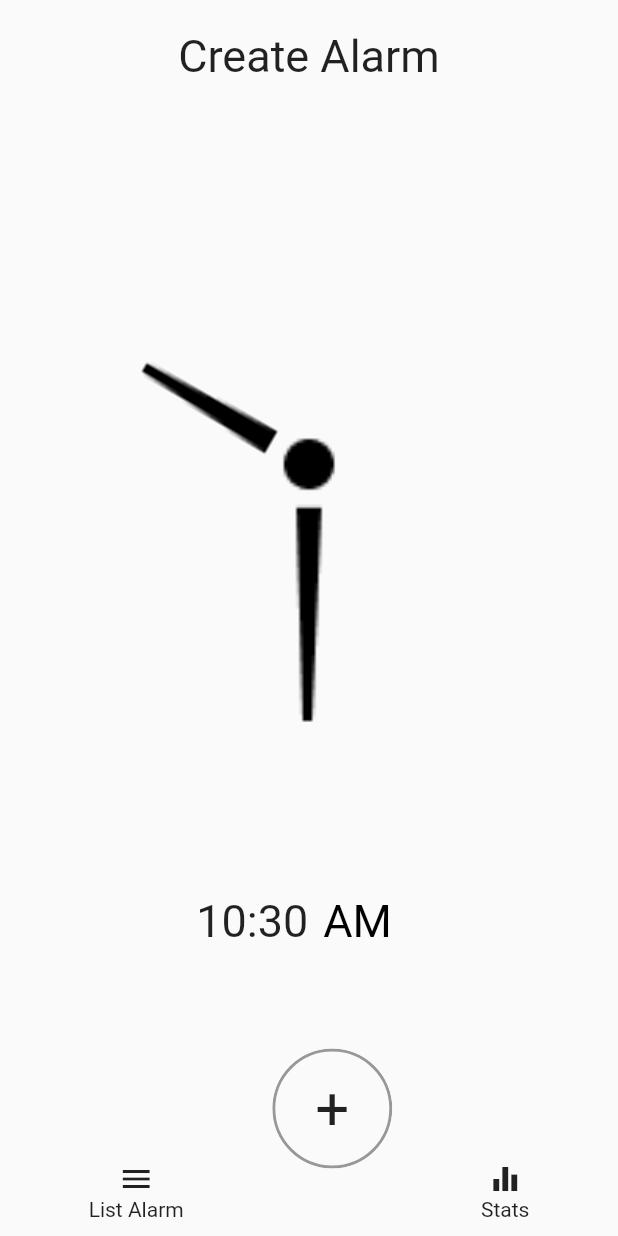
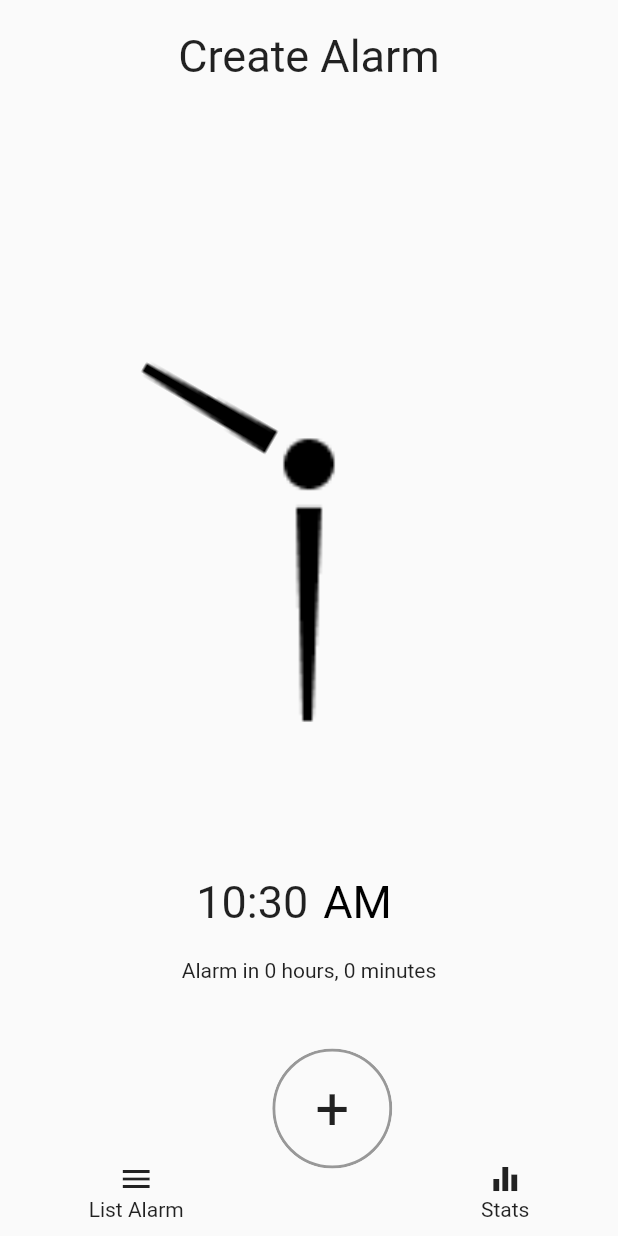
Before and after one commit to afandiyusuf/personal_alarm, a Flutter app: the screen it shows after launch, on a phone screen of 412 x 824 dp. Run offline on Flutter 3.47's test engine with Material 2 defaults, Android fonts, the phone set to English and light mode, and no system bars; our stand-ins replace fluttertoast, shared_preferences.

Commit message:
move some function to helper

```diff
--- /dev/null
+++ b/lib/core/helper/string_helper.dart
@@ -0,0 +1,18 @@
+class StringHelper{
+  static String twoDigitStringFormatDouble(double val) {
+    int intVal = val.toInt();
+    if (intVal < 10) {
+      return "0$intVal";
+    } else {
+      return "$intVal";
+    }
+  }
+  @override
+  static String twoDigitStringFormatInt(int val){
+    if (val < 10) {
+      return "0$val";
+    } else {
+      return "$val";
+    }
+  }
+}
--- /dev/null
+++ b/lib/core/helper/time_helper.dart
@@ -0,0 +1,27 @@
+import 'package:personal_alarm/core/helper/string_helper.dart';
+
+class TimeHelper {
+  static String getFormattedTimeDiffFromNowHoursAndMin(
+      double currentHours, double currentMinutes, bool isAM) {
+    DateTime _n = DateTime.now();
+    double realHour = (isAM) ? currentHours : currentHours + 12;
+    DateTime alarm = DateTime.parse(
+        "${_n.year}-${_n.month}-${_n.day} ${StringHelper.twoDigitStringFormatDouble(realHour)}:${StringHelper.twoDigitStringFormatDouble(currentMinutes)}");
+    if (_n.hour > alarm.hour) {
+      alarm = alarm.add(const Duration(hours: 24));
+    }
+
+    Duration diff = alarm.difference(_n);
+
+    return "Alarm in ${diff.inHours} hours, ${diff.inMinutes % 60} minutes";
+  }
+
+  static String getFormattedTimeDiffFromNow(DateTime alarm){
+    DateTime _n = DateTime.now();
+     if (_n.hour > alarm.hour) {
+      alarm = alarm.add(const Duration(hours: 24));
+    }
+    Duration diff = alarm.difference(_n);
+    return "Alarm in ${diff.inHours} hours, ${diff.inMinutes % 60} minutes";
+  }
+}
--- a/lib/features/main/presentation/page/main_page.dart
+++ b/lib/features/main/presentation/page/main_page.dart
@@ -1,4 +1,6 @@
 import 'package:flutter/material.dart';
+import 'package:personal_alarm/core/helper/string_helper.dart';
+import 'package:personal_alarm/core/helper/time_helper.dart';
 import 'package:personal_alarm/core/model/alarm.dart';
 import 'package:personal_alarm/core/provider/alarm_provider.dart';
 import 'package:personal_alarm/features/list_alarm/presentation/page/list_alarm_page.dart';
@@ -80,19 +82,25 @@ class _MainPageState extends State<MainPage> {
               width: MediaQuery.of(context).size.width,
               height: 100,
               child: Center(
-                child: Row(
+                child: Column(
+                  children: [
+                    Row(
                       mainAxisAlignment: MainAxisAlignment.center,
                       children: [
                         Text(
-                      _twoDigitStringFormat(currentHours),
+                          StringHelper.twoDigitStringFormatDouble(currentHours),
                           style: TextStyle(
-                          fontSize: (_currentFocus == FocusOn.hours) ? 50 : 30),
+                              fontSize:
+                                  (_currentFocus == FocusOn.hours) ? 50 : 30),
                         ),
                         const Text(":", style: TextStyle(fontSize: 30)),
-                    Text(_twoDigitStringFormat(currentMinutes),
+                        Text(
+                            StringHelper.twoDigitStringFormatDouble(
+                                currentMinutes),
                             style: TextStyle(
-                            fontSize:
-                                (_currentFocus == FocusOn.minutes) ? 50 : 30)),
+                                fontSize: (_currentFocus == FocusOn.minutes)
+                                    ? 50
+                                    : 30)),
                         const SizedBox(
                           width: 10,
                         ),
@@ -104,7 +112,8 @@ class _MainPageState extends State<MainPage> {
                             });
                           },
                           child: Padding(
-                        padding: const EdgeInsets.all(20.0).copyWith(left: 0),
+                            padding:
+                                const EdgeInsets.all(20.0).copyWith(left: 0),
                             child: Text(
                               (isAM) ? "AM" : "PM",
                               style: const TextStyle(
@@ -112,6 +121,10 @@ class _MainPageState extends State<MainPage> {
                             ),
                           ),
                         ),
+                      ],
+                    ),
+                    Text(TimeHelper.getFormattedTimeDiffFromNowHoursAndMin(
+                        currentHours, currentMinutes, isAM)),
                   ],
                 ),
               ),
@@ -180,7 +193,10 @@ class _MainPageState extends State<MainPage> {
           return AlertDialog(
             title: Text("Warning"),
             content: Text(
-                "Are you sure to create alarm at \n${_twoDigitStringFormat(currentHours)}:${_twoDigitStringFormat(currentMinutes)} ${(isAM) ? "AM" : "PM"}"),
+                "Are you sure to create alarm at "
+                    "\n${StringHelper.twoDigitStringFormatDouble(currentHours)}"
+                    ":${StringHelper.twoDigitStringFormatDouble(currentMinutes)} ${(isAM) ?
+                "AM" : "PM"}\n\n${TimeHelper.getFormattedTimeDiffFromNowHoursAndMin(currentHours, currentMinutes, isAM)}"),
             actions: [
               InkWell(
                 onTap: () {
@@ -207,28 +223,18 @@ class _MainPageState extends State<MainPage> {
       DateTime _n = DateTime.now();
       AlarmProvider alarmProvider =
           Provider.of<AlarmProvider>(context, listen: false);
-      double realHour = (isAM)? currentHours : currentHours+12;
+      double realHour = (isAM) ? currentHours : currentHours + 12;
       alarmProvider.addAlarms(Alarm(
           DateTime.now().millisecondsSinceEpoch,
-          DateTime.parse(
-              "${_twoDigitStringFormat(double.parse(_n.year.toString()))}"
-              "-${_twoDigitStringFormat(double.parse(_n.month.toString()))}"
-              "-${_twoDigitStringFormat(double.parse(_n.day.toString()))}"
-              " ${_twoDigitStringFormat(realHour)}"
-              ":${_twoDigitStringFormat(currentMinutes)}"
+          DateTime.parse("${StringHelper.twoDigitStringFormatInt(_n.year)}"
+              "-${StringHelper.twoDigitStringFormatInt(_n.month)}"
+              "-${StringHelper.twoDigitStringFormatInt(_n.day)}"
+              " ${StringHelper.twoDigitStringFormatDouble(realHour)}"
+              ":${StringHelper.twoDigitStringFormatDouble(currentMinutes)}"
               ":00"),
           true,
           false));
-      Fluttertoast.showToast(msg: "Alarm has been created");
-    }
-  }
-
-  String _twoDigitStringFormat(double val) {
-    int intVal = val.toInt();
-    if (intVal < 10) {
-      return "0$intVal";
-    } else {
-      return "$intVal";
+      Fluttertoast.showToast(msg: "Alarm berhasil dibuat!");
     }
   }
 
```
Also changed, not shown: lib/features/list_alarm/presentation/page/list_alarm_page.dart (+31 -1 lines), lib/features/list_alarm/presentation/widgets/alarm_tile.dart (+5 -3 lines). Lines whose indentation alone changed are shown as unchanged.
